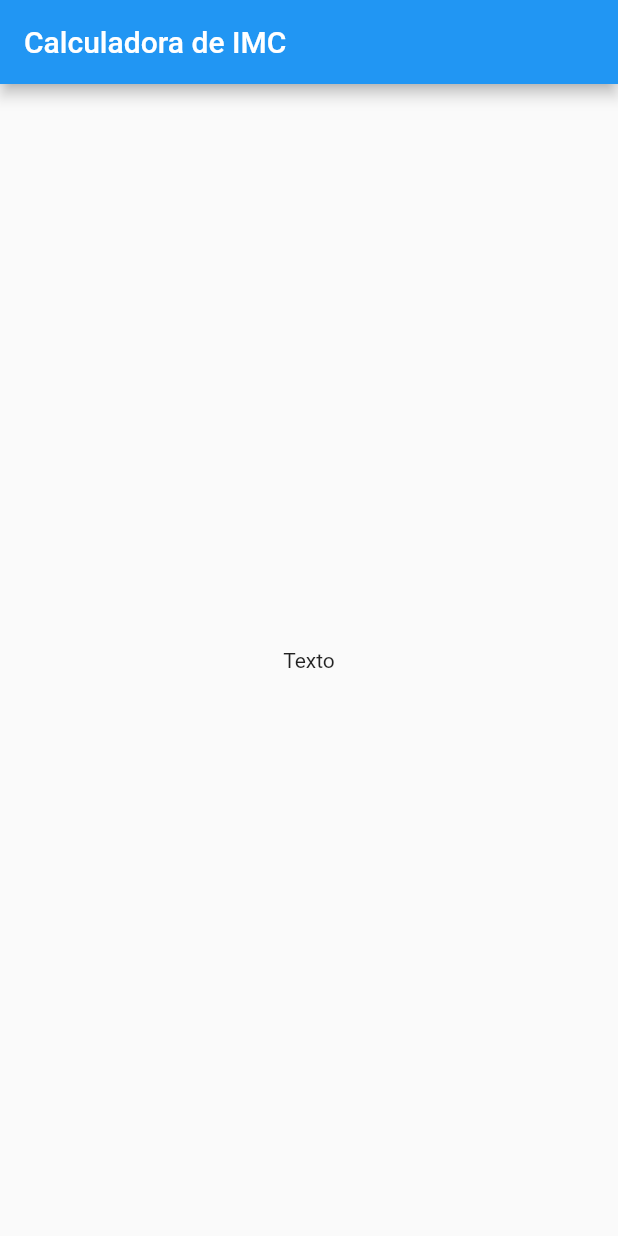
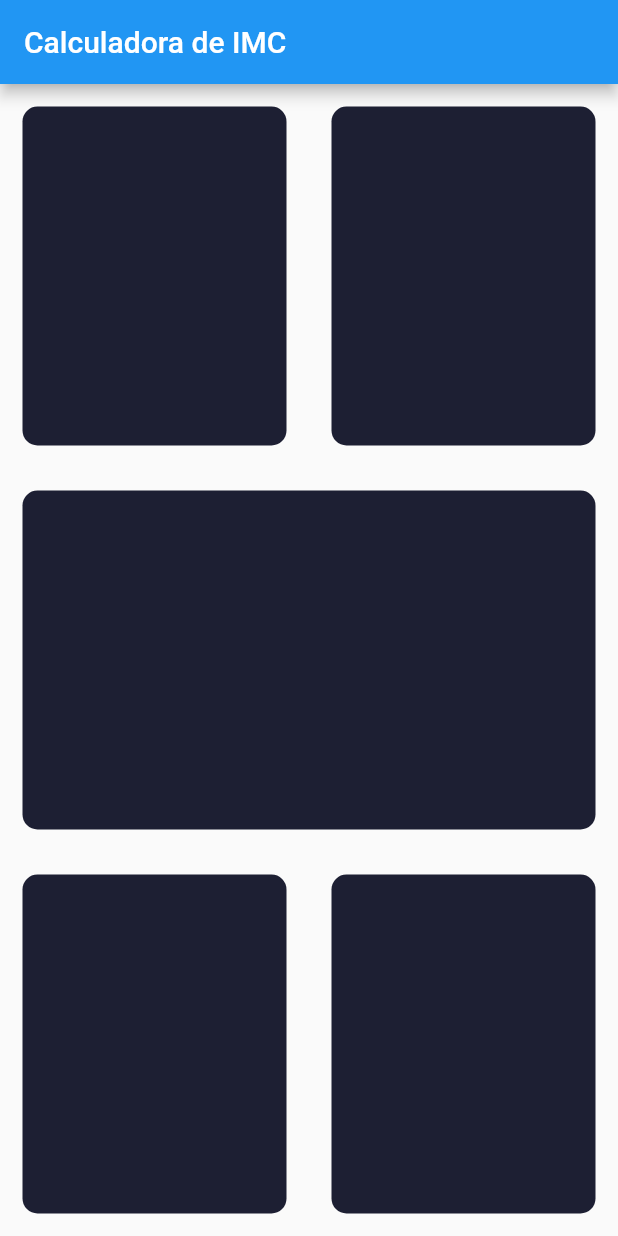
Before and after one commit to GustavoBoscoGit/Aprendendo-Flutter, a Flutter app: the InputPage screen opened directly, on a phone screen of 412 x 824 dp. Run offline on Flutter 3.47's test engine with Material 2 defaults, Android fonts, the phone set to English and light mode, and no system bars; our stand-ins replace rflutter_alert.

Commit message:
Update input_page.dart

```diff
--- a/lib/aula7-calculoIMC/input_page.dart
+++ b/lib/aula7-calculoIMC/input_page.dart
@@ -9,11 +9,65 @@ class _InputPageState extends State<InputPage> {
   @override
   Widget build(BuildContext context) {
     return Scaffold(
-      appBar: AppBar(
-        title: Text('Calculadora de IMC'),
-      ),
-      body: Center(
-        child: Text('Texto'),
+        appBar: AppBar(
+          title: Text('Calculadora de IMC'),
+        ),
+        body: Column(
+          children: [
+            Expanded(
+              child: Row(
+                children: [
+                  Expanded(
+                    child: ReusableCard(
+                      color: Color(0xFF1D1F33),
+                    ),
+                  ),
+                  Expanded(
+                    child: ReusableCard(
+                      color: Color(0xFF1D1F33),
+                    ),
+                  ),
+                ],
+              ),
+            ),
+            Expanded(
+              child: ReusableCard(
+                color: Color(0xFF1D1F33),
+              ),
+            ),
+            Expanded(
+              child: Row(
+                children: [
+                  Expanded(
+                    child: ReusableCard(
+                      color: Color(0xFF1D1F33),
+                    ),
+                  ),
+                  Expanded(
+                    child: ReusableCard(
+                      color: Color(0xFF1D1F33),
+                    ),
+                  ),
+                ],
+              ),
+            ),
+          ],
+        ));
+  }
+}
+
+class ReusableCard extends StatelessWidget {
+  final Color color;
+
+  ReusableCard({required this.color});
+
+  @override
+  Widget build(BuildContext context) {
+    return Container(
+      margin: EdgeInsets.all(15.0),
+      decoration: BoxDecoration(
+        color: color,
+        borderRadius: BorderRadius.circular(10.0),
       ),
     );
   }
```
